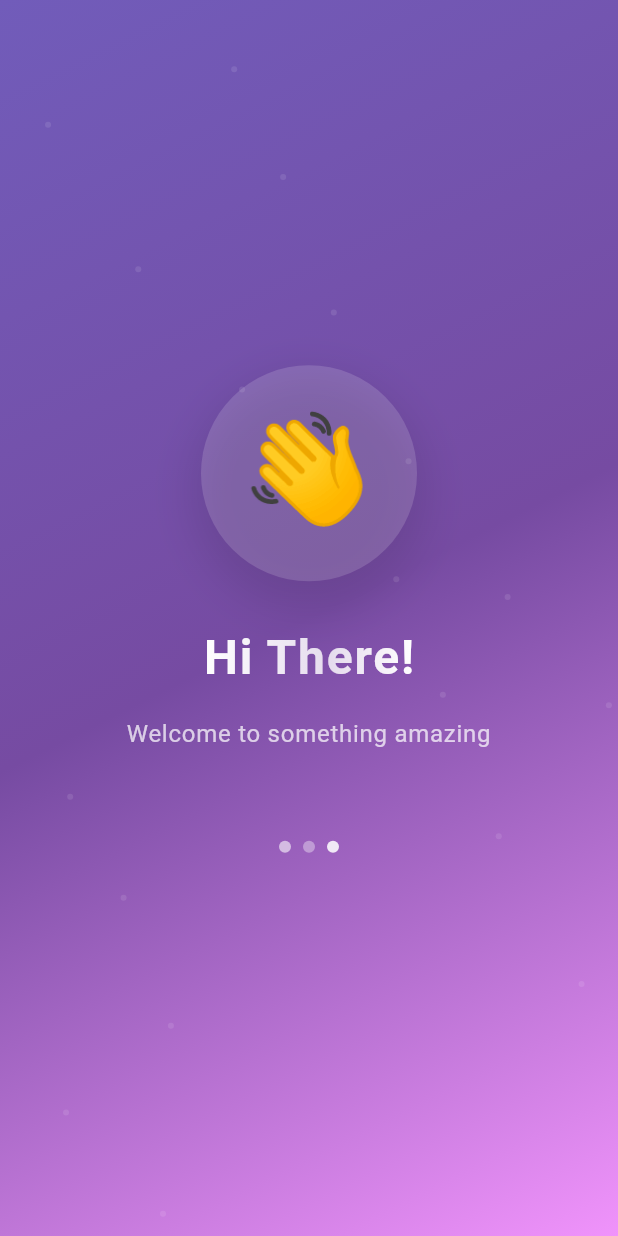
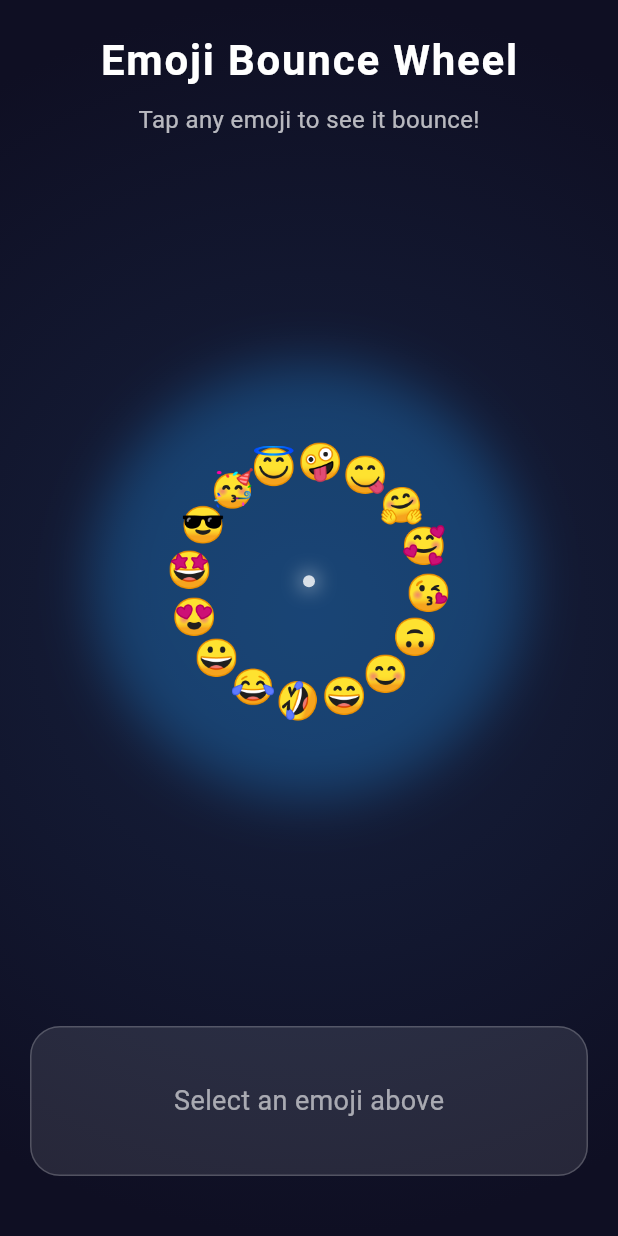
Before and after one commit to pksunny/flutter-ui-and-animations, a Flutter app: the screen it shows after launch, on a phone screen of 412 x 824 dp. Run offline on Flutter 3.47's test engine with Material 3 defaults, Android fonts, the phone set to English and light mode, and no system bars; our stand-ins replace font_awesome_flutter.

Commit message:
Emoji Bounce Wheel Animation Added Index #25

```diff
--- a/lib/main.dart
+++ b/lib/main.dart
@@ -12,6 +12,7 @@ import 'package:futurecore_codex/screens/20-loop-text-animation/loop_text_animat
 import 'package:futurecore_codex/screens/21-origami-fold-ui/origami_fold_ui_screen.dart';
 import 'package:futurecore_codex/screens/22-ink-drop-navigation/ink_drop_navigation_screen.dart';
 import 'package:futurecore_codex/screens/23-wave-hand/wave_hand_screen.dart';
+import 'package:futurecore_codex/screens/24-emoji-bounce-wheel/emoji_bounce_wheel_screen.dart';
 import 'package:futurecore_codex/screens/3-six_nill/six_nill_screen.dart';
 import 'package:futurecore_codex/screens/4-rabbit_loading_animation/rabbit_animations_screen.dart';
 import 'package:futurecore_codex/screens/5-deadline_loading_animation%20copy/deadline_animations_screen.dart';
@@ -40,7 +41,7 @@ class MyApp extends StatelessWidget {
         ),
         useMaterial3: true,
       ),
-      home:  WaveHandScreen()
+      home:  EmojiBounceWheelScreen()
     );
   }
 }
--- /dev/null
+++ b/lib/screens/24-emoji-bounce-wheel/emoji_bounce_wheel_screen.dart
@@ -0,0 +1,314 @@
+import 'dart:math';
+import 'dart:math' as math;
+
+import 'package:flutter/material.dart';
+
+class EmojiBounceWheelScreen extends StatefulWidget {
+  const EmojiBounceWheelScreen({super.key});
+
+  @override
+  State<EmojiBounceWheelScreen> createState() => _EmojiBounceWheelScreenState();
+}
+
+class _EmojiBounceWheelScreenState extends State<EmojiBounceWheelScreen>
+    with TickerProviderStateMixin {
+  late AnimationController _wheelController;
+  late AnimationController _backgroundController;
+  late Animation<double> _wheelAnimation;
+  late Animation<Color?> _backgroundAnimation;
+
+  final List<String> emojis = [
+    '😀', '😍', '🤩', '😎', '🥳', '😇', '🤪', '😋',
+    '🤗', '🥰', '😘', '🙃', '😊', '😄', '🤣', '😂'
+  ];
+
+  final List<AnimationController> _bounceControllers = [];
+  final List<Animation<double>> _bounceAnimations = [];
+
+  int selectedIndex = -1;
+
+  @override
+  void initState() {
+    super.initState();
+
+    // Wheel rotation animation
+    _wheelController = AnimationController(
+      duration: const Duration(seconds: 20),
+      vsync: this,
+    )..repeat();
+
+    _wheelAnimation = Tween<double>(
+      begin: 0,
+      end: 1,
+    ).animate(CurvedAnimation(
+      parent: _wheelController,
+      curve: Curves.linear,
+    ));
+
+    // Background color animation
+    _backgroundController = AnimationController(
+      duration: const Duration(seconds: 8),
+      vsync: this,
+    )..repeat(reverse: true);
+
+    _backgroundAnimation = ColorTween(
+      begin: const Color(0xFF1a1a2e),
+      end: const Color(0xFF16213e),
+    ).animate(CurvedAnimation(
+      parent: _backgroundController,
+      curve: Curves.easeInOut,
+    ));
+
+    // Initialize bounce animations for each emoji
+    for (int i = 0; i < emojis.length; i++) {
+      final controller = AnimationController(
+        duration: const Duration(milliseconds: 600),
+        vsync: this,
+      );
+
+      final animation = Tween<double>(
+        begin: 1.0,
+        end: 1.5,
+      ).animate(CurvedAnimation(
+        parent: controller,
+        curve: Curves.elasticOut,
+      ));
+
+      _bounceControllers.add(controller);
+      _bounceAnimations.add(animation);
+    }
+  }
+
+  @override
+  void dispose() {
+    _wheelController.dispose();
+    _backgroundController.dispose();
+    for (final controller in _bounceControllers) {
+      controller.dispose();
+    }
+    super.dispose();
+  }
+
+  void _onEmojiTap(int index) {
+    setState(() {
+      selectedIndex = index;
+    });
+
+    _bounceControllers[index].forward().then((_) {
+      _bounceControllers[index].reverse();
+    });
+
+    // Add haptic feedback
+    // HapticFeedback.mediumImpact();
+  }
+
+  @override
+  Widget build(BuildContext context) {
+    return Scaffold(
+      body: AnimatedBuilder(
+        animation: _backgroundAnimation,
+        builder: (context, child) {
+          return Container(
+            decoration: BoxDecoration(
+              gradient: RadialGradient(
+                center: Alignment.center,
+                radius: 1.0,
+                colors: [
+                  _backgroundAnimation.value ?? const Color(0xFF1a1a2e),
+                  const Color(0xFF0f0f23),
+                ],
+              ),
+            ),
+            child: SafeArea(
+              child: Column(
+                children: [
+                  // Header
+                  Padding(
+                    padding: const EdgeInsets.all(20.0),
+                    child: Column(
+                      children: [
+                        const Text(
+                          'Emoji Bounce Wheel',
+                          style: TextStyle(
+                            fontSize: 28,
+                            fontWeight: FontWeight.bold,
+                            color: Colors.white,
+                            letterSpacing: 1.2,
+                          ),
+                        ),
+                        const SizedBox(height: 8),
+                        Text(
+                          'Tap any emoji to see it bounce!',
+                          style: TextStyle(
+                            fontSize: 16,
+                            color: Colors.white.withOpacity(0.7),
+                          ),
+                        ),
+                      ],
+                    ),
+                  ),
+
+                  const Spacer(),
+
+                  // Emoji Wheel
+                  SizedBox(
+                    height: 300,
+                    child: AnimatedBuilder(
+                      animation: _wheelAnimation,
+                      builder: (context, child) {
+                        return Stack(
+                          alignment: Alignment.center,
+                          children: [
+                            // Outer glow effect
+                            Container(
+                              width: 280,
+                              height: 280,
+                              decoration: BoxDecoration(
+                                shape: BoxShape.circle,
+                                boxShadow: [
+                                  BoxShadow(
+                                    color: Colors.blue.withOpacity(0.3),
+                                    blurRadius: 30,
+                                    spreadRadius: 5,
+                                  ),
+                                ],
+                              ),
+                            ),
+
+                            // Emoji circle
+                            SizedBox(
+                              width: 250,
+                              height: 250,
+                              child: Stack(
+                                children: List.generate(emojis.length, (index) {
+                                  final angle = (2 * 3.14159 / emojis.length) * index +
+                                              _wheelAnimation.value * 2 * 3.14159;
+                                  final x = 100 * (1 + 0.8 * math.cos(angle));
+                                  final y = 100 * (1 + 0.8 * math.sin(angle));
+
+                                  return AnimatedBuilder(
+                                    animation: _bounceAnimations[index],
+                                    builder: (context, child) {
+                                      return Positioned(
+                                        left: x,
+                                        top: y,
+                                        child: Transform.scale(
+                                          scale: _bounceAnimations[index].value,
+                                          child: GestureDetector(
+                                            onTap: () => _onEmojiTap(index),
+                                            child: Container(
+                                              width: 50,
+                                              height: 50,
+                                              decoration: BoxDecoration(
+                                                shape: BoxShape.circle,
+                                                color: selectedIndex == index
+                                                    ? Colors.white.withOpacity(0.2)
+                                                    : Colors.transparent,
+                                                border: selectedIndex == index
+                                                    ? Border.all(
+                                                        color: Colors.white.withOpacity(0.5),
+                                                        width: 2,
+                                                      )
+                                                    : null,
+                                                boxShadow: selectedIndex == index
+                                                    ? [
+                                                        BoxShadow(
+                                                          color: Colors.white.withOpacity(0.3),
+                                                          blurRadius: 15,
+                                                          spreadRadius: 2,
+                                                        ),
+                                                      ]
+                                                    : null,
+                                              ),
+                                              child: Center(
+                                                child: Text(
+                                                  emojis[index],
+                                                  style: const TextStyle(fontSize: 24),
+                                                ),
+                                              ),
+                                            ),
+                                          ),
+                                        ),
+                                      );
+                                    },
+                                  );
+                                }),
+                              ),
+                            ),
+
+                            // Center dot
+                            Container(
+                              width: 8,
+                              height: 8,
+                              decoration: BoxDecoration(
+                                shape: BoxShape.circle,
+                                color: Colors.white.withOpacity(0.8),
+                                boxShadow: [
+                                  BoxShadow(
+                                    color: Colors.white.withOpacity(0.5),
+                                    blurRadius: 10,
+                                    spreadRadius: 2,
+                                  ),
+                                ],
+                              ),
+                            ),
+                          ],
+                        );
+                      },
+                    ),
+                  ),
+
+                  const Spacer(),
+
+                  // Selected emoji display
+                  Container(
+                    height: 100,
+                    margin: const EdgeInsets.all(20),
+                    decoration: BoxDecoration(
+                      color: Colors.white.withOpacity(0.1),
+                      borderRadius: BorderRadius.circular(20),
+                      border: Border.all(
+                        color: Colors.white.withOpacity(0.2),
+                        width: 1,
+                      ),
+                    ),
+                    child: Center(
+                      child: selectedIndex >= 0
+                          ? Column(
+                              mainAxisAlignment: MainAxisAlignment.center,
+                              children: [
+                                Text(
+                                  emojis[selectedIndex],
+                                  style: const TextStyle(fontSize: 40),
+                                ),
+                                const SizedBox(height: 8),
+                                Text(
+                                  'Emoji ${selectedIndex + 1} selected!',
+                                  style: TextStyle(
+                                    fontSize: 16,
+                                    color: Colors.white.withOpacity(0.8),
+                                    fontWeight: FontWeight.w500,
+                                  ),
+                                ),
+                              ],
+                            )
+                          : Text(
+                              'Select an emoji above',
+                              style: TextStyle(
+                                fontSize: 18,
+                                color: Colors.white.withOpacity(0.6),
+                              ),
+                            ),
+                    ),
+                  ),
+
+                  const SizedBox(height: 20),
+                ],
+              ),
+            ),
+          );
+        },
+      ),
+    );
+  }
+}
```
Also changed, not shown: 1 other file.
